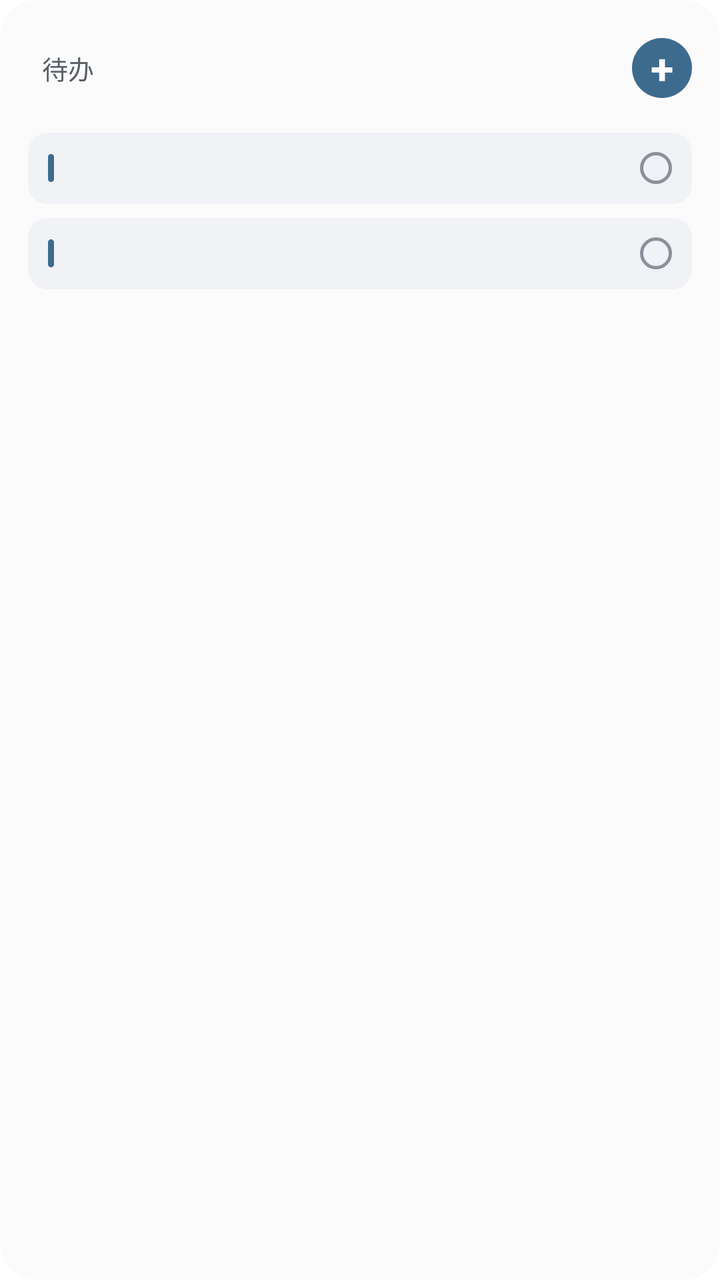
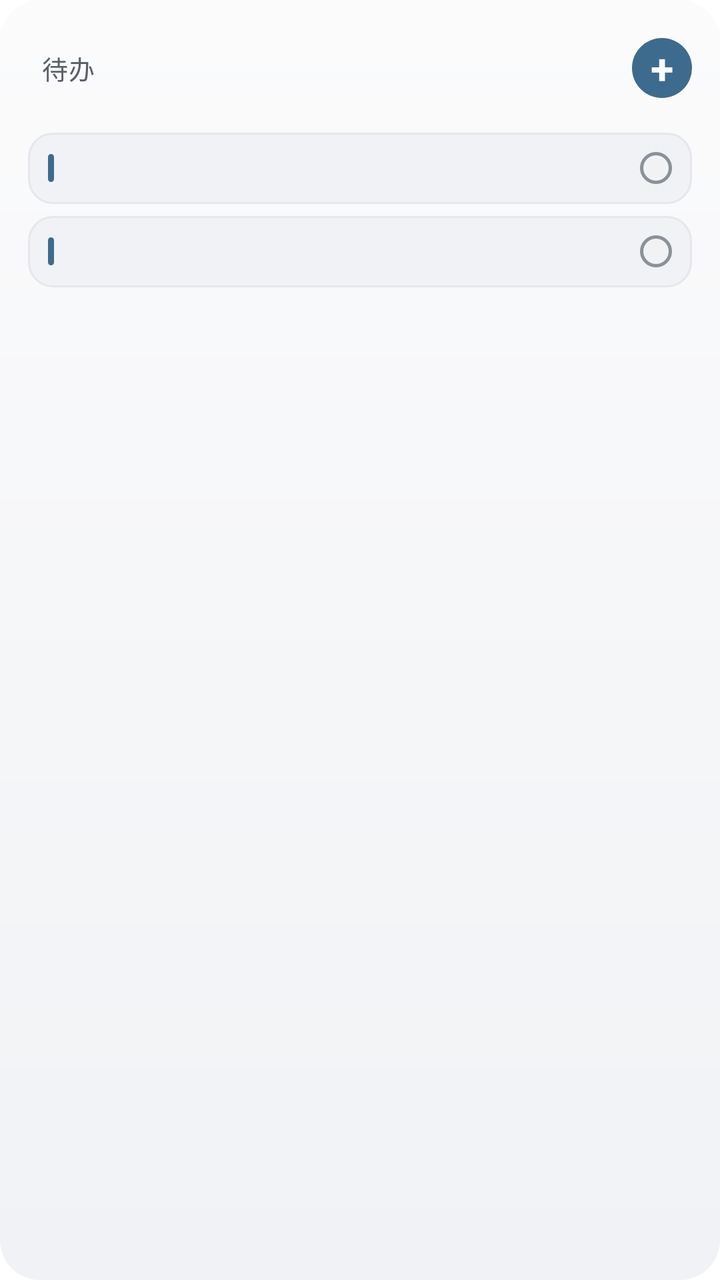

Before-and-after screenshots of an Android layout around one commit, followed by the original layout XML and the change that was made.
<!-- AndroidManifest.xml: fallback theme Theme.MaterialComponents.DayNight.NoActionBar -->
<!-- res/layout/widget_todo_2x2.xml -->
<?xml version="1.0" encoding="utf-8"?>
<LinearLayout xmlns:android="http://schemas.android.com/apk/res/android"
    android:id="@+id/widget_root"
    android:layout_width="match_parent"
    android:layout_height="match_parent"
    android:orientation="vertical"
    android:background="@drawable/widget_bg"
    android:padding="14dp">

    <LinearLayout
        android:layout_width="match_parent"
        android:layout_height="wrap_content"
        android:orientation="horizontal"
        android:gravity="center_vertical">

        <TextView
            android:id="@+id/widget_count"
            android:layout_width="wrap_content"
            android:layout_height="wrap_content"
            android:textSize="30sp"
            android:textStyle="bold"
            android:textColor="@color/widget_primary" />

        <TextView
            android:layout_width="wrap_content"
            android:layout_height="wrap_content"
            android:layout_marginStart="7dp"
            android:text="待办"
            android:textSize="13sp"
            android:textColor="@color/widget_ink_soft" />

        <LinearLayout
            android:layout_width="0dp"
            android:layout_height="0dp"
            android:layout_weight="1" />

        <TextView
            android:id="@+id/widget_add"
            android:layout_width="30dp"
            android:layout_height="30dp"
            android:background="@drawable/widget_add_bg"
            android:gravity="center"
            android:text="+"
            android:textSize="21sp"
            android:textStyle="bold"
            android:textColor="@color/widget_add_fg" />
    </LinearLayout>

    <LinearLayout
        android:layout_width="match_parent"
        android:layout_height="12dp" />

    <LinearLayout
        android:id="@+id/widget_row0"
        android:layout_width="match_parent"
        android:layout_height="wrap_content"
        android:orientation="horizontal"
        android:gravity="center_vertical"
        android:background="@drawable/widget_item_bg"
        android:paddingLeft="10dp"
        android:paddingRight="10dp"
        android:paddingTop="9dp"
        android:paddingBottom="9dp">

        <TextView
            android:layout_width="3dp"
            android:layout_height="14dp"
            android:background="@drawable/widget_bar" />

        <TextView
            android:id="@+id/widget_title0"
            android:layout_width="0dp"
            android:layout_height="wrap_content"
            android:layout_weight="1"
            android:layout_marginStart="9dp"
            android:maxLines="1"
            android:ellipsize="end"
            android:textSize="13sp"
            android:textColor="@color/widget_ink" />

        <TextView
            android:layout_width="16dp"
            android:layout_height="16dp"
            android:layout_marginStart="9dp"
            android:background="@drawable/widget_check_ring" />
    </LinearLayout>

    <LinearLayout
        android:id="@+id/widget_row1"
        android:layout_width="match_parent"
        android:layout_height="wrap_content"
        android:orientation="horizontal"
        android:gravity="center_vertical"
        android:background="@drawable/widget_item_bg"
        android:layout_marginTop="7dp"
        android:paddingLeft="10dp"
        android:paddingRight="10dp"
        android:paddingTop="9dp"
        android:paddingBottom="9dp">

        <TextView
            android:layout_width="3dp"
            android:layout_height="14dp"
            android:background="@drawable/widget_bar" />

        <TextView
            android:id="@+id/widget_title1"
            android:layout_width="0dp"
            android:layout_height="wrap_content"
            android:layout_weight="1"
            android:layout_marginStart="9dp"
            android:maxLines="1"
            android:ellipsize="end"
            android:textSize="13sp"
            android:textColor="@color/widget_ink" />

        <TextView
            android:layout_width="16dp"
            android:layout_height="16dp"
            android:layout_marginStart="9dp"
            android:background="@drawable/widget_check_ring" />
    </LinearLayout>
</LinearLayout>
<!-- resources referenced by this layout -->
<resources>
  <color name="widget_add_fg">#FFFFFF</color>
  <color name="widget_ink">#191C1F</color>
  <color name="widget_ink_soft">#5A6068</color>
  <color name="widget_primary">#3D6B8E</color>
  <!-- drawable widget_add_bg (drawable) -->
  <?xml version="1.0" encoding="utf-8"?>
  <shape xmlns:android="http://schemas.android.com/apk/res/android"
      android:shape="oval">
      <solid android:color="@color/widget_primary" />
  </shape>
  <!-- drawable widget_bar (drawable) -->
  <?xml version="1.0" encoding="utf-8"?>
  <shape xmlns:android="http://schemas.android.com/apk/res/android"
      android:shape="rectangle">
      <corners android:radius="1.5dp" />
      <solid android:color="@color/widget_primary" />
      <size android:width="3dp" android:height="14dp" />
  </shape>
  <!-- drawable widget_bg (drawable) -->
  <?xml version="1.0" encoding="utf-8"?>
  <shape xmlns:android="http://schemas.android.com/apk/res/android"
      android:shape="rectangle">
      <corners android:radius="18dp" />
      <solid android:color="@color/widget_bg" />
  </shape>
  <!-- drawable widget_check_ring (drawable) -->
  <?xml version="1.0" encoding="utf-8"?>
  <shape xmlns:android="http://schemas.android.com/apk/res/android"
      android:shape="oval">
      <stroke android:width="1.5dp" android:color="@color/widget_ring" />
      <size android:width="18dp" android:height="18dp" />
  </shape>
  <!-- drawable widget_item_bg (drawable) -->
  <?xml version="1.0" encoding="utf-8"?>
  <shape xmlns:android="http://schemas.android.com/apk/res/android"
      android:shape="rectangle">
      <corners android:radius="10dp" />
      <solid android:color="@color/widget_item_bg" />
  </shape>
  <color name="widget_bg">#FBFBFC</color>
  <color name="widget_ring">#8B9199</color>
  <color name="widget_item_bg">#F0F2F5</color>
</resources>

<!-- the commit's change to res/layout/widget_todo_2x2.xml (unified diff, before → after) -->
@@ -27,6 +27,7 @@
             android:layout_marginStart="7dp"
             android:text="待办"
             android:textSize="13sp"
+            android:letterSpacing="0.02"
             android:textColor="@color/widget_ink_soft" />
 
         <LinearLayout
@@ -79,6 +80,15 @@
             android:textColor="@color/widget_ink" />
 
         <TextView
+            android:id="@+id/widget_due0"
+            android:layout_width="wrap_content"
+            android:layout_height="wrap_content"
+            android:layout_marginStart="6dp"
+            android:maxLines="1"
+            android:textSize="10sp"
+            android:textColor="@color/widget_ink_soft" />
+
+        <TextView
             android:layout_width="16dp"
             android:layout_height="16dp"
             android:layout_marginStart="9dp"
@@ -92,7 +102,7 @@
         android:orientation="horizontal"
         android:gravity="center_vertical"
         android:background="@drawable/widget_item_bg"
-        android:layout_marginTop="7dp"
+        android:layout_marginTop="6dp"
         android:paddingLeft="10dp"
         android:paddingRight="10dp"
         android:paddingTop="9dp"
@@ -115,6 +125,15 @@
             android:textColor="@color/widget_ink" />
 
         <TextView
+            android:id="@+id/widget_due1"
+            android:layout_width="wrap_content"
+            android:layout_height="wrap_content"
+            android:layout_marginStart="6dp"
+            android:maxLines="1"
+            android:textSize="10sp"
+            android:textColor="@color/widget_ink_soft" />
+
+        <TextView
             android:layout_width="16dp"
             android:layout_height="16dp"
             android:layout_marginStart="9dp"
<!-- resource entries referenced after the edit -->
@@ -22,8 +22,11 @@
   <?xml version="1.0" encoding="utf-8"?>
   <shape xmlns:android="http://schemas.android.com/apk/res/android"
       android:shape="rectangle">
-      <corners android:radius="18dp" />
-      <solid android:color="@color/widget_bg" />
+      <gradient
+          android:angle="270"
+          android:startColor="@color/widget_bg"
+          android:endColor="@color/widget_item_bg" />
+      <corners android:radius="20dp" />
   </shape>
   <!-- drawable widget_check_ring (drawable) -->
   <?xml version="1.0" encoding="utf-8"?>
@@ -36,11 +39,15 @@
   <?xml version="1.0" encoding="utf-8"?>
   <shape xmlns:android="http://schemas.android.com/apk/res/android"
       android:shape="rectangle">
-      <corners android:radius="10dp" />
+      <corners android:radius="12dp" />
       <solid android:color="@color/widget_item_bg" />
+      <stroke
+          android:width="1dp"
+          android:color="@color/widget_item_stroke" />
   </shape>
   <color name="widget_bg">#FBFBFC</color>
   <color name="widget_ring">#8B9199</color>
+  <color name="widget_item_stroke">#E4E7EB</color>
   <color name="widget_item_bg">#F0F2F5</color>
 </resources>
 
